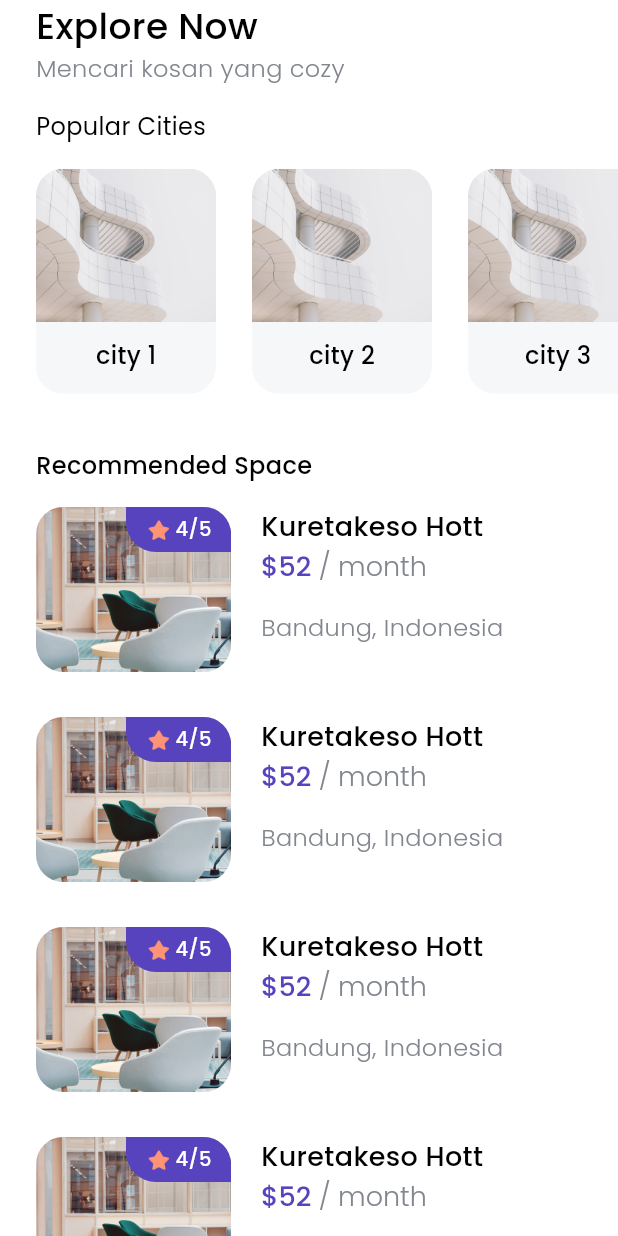
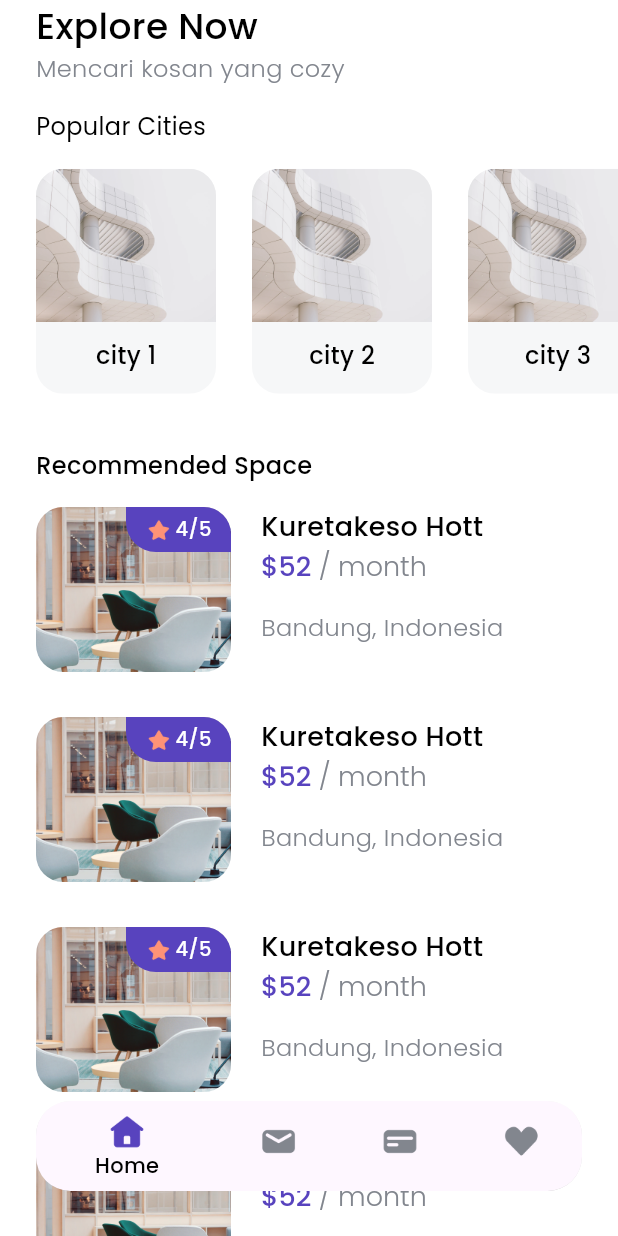
Before and after one commit to AsakaLynux/cozy_house_app, a Flutter app: the screen it shows after launch, on a phone screen of 412 x 824 dp. Run offline on Flutter 3.47's test engine with Material 3 defaults, Android fonts, the phone set to English and light mode, and no system bars; our stand-ins replace go_router, google_fonts.

Commit message:
Done development bottom navigation bar

```diff
--- a/lib/view/main/widgets/main_screen.dart
+++ b/lib/view/main/widgets/main_screen.dart
@@ -1,3 +1,4 @@
+import 'package:cozy_house_app/view/core/themes/fonts.dart';
 import 'package:flutter/material.dart';
 
 import '../../core/themes/colors.dart';
@@ -6,19 +7,147 @@ import '../../home/widgets/home_screen.dart';
 import '../../mail/widgets/mail_screen.dart';
 import '../../wallet/widgets/wallet_screen.dart';
 
-class MainScreen extends StatelessWidget {
+class MainScreen extends StatefulWidget {
   const MainScreen({super.key});
 
   @override
+  State<MainScreen> createState() => _MainScreenState();
+}
+
+class _MainScreenState extends State<MainScreen> with TickerProviderStateMixin {
+  late PageController _pageViewController;
+  late TabController _tabController;
+  int _currentPageIndex = 0;
+
+  @override
+  void initState() {
+    super.initState();
+    _pageViewController = PageController();
+    _tabController = TabController(length: 4, vsync: this);
+  }
+
+  @override
+  void dispose() {
+    super.dispose();
+    _pageViewController.dispose();
+    _tabController.dispose();
+  }
+
+  void _handlePageViewChanged(int currentPageIndex) {
+    _tabController.index = currentPageIndex;
+    setState(() {
+      _currentPageIndex = currentPageIndex;
+    });
+  }
+
+  void _updateCurrentPageIndex(int index) {
+    _tabController.index = index;
+    _pageViewController.animateToPage(
+      index,
+      duration: const Duration(milliseconds: 400),
+      curve: Curves.easeInOut,
+    );
+  }
+
+  @override
   Widget build(BuildContext context) {
+    Widget bottomNavigationBar() {
+      return Align(
+        alignment: Alignment.bottomCenter,
+        child: Container(
+          margin: const EdgeInsets.only(left: 24, right: 24, bottom: 30),
+          child: ClipRRect(
+            borderRadius: BorderRadius.circular(23),
+            child: BottomNavigationBar(
+              currentIndex: _currentPageIndex,
+              onTap: (value) => _updateCurrentPageIndex(value),
+              selectedItemColor: blackColor,
+              backgroundColor: cardBackgroundColor,
+              selectedLabelStyle: blackTextStyle,
+              items: [
+                BottomNavigationBarItem(
+                  icon: Image.asset(
+                    "assets/icon_home.png",
+                    width: 26,
+                    height: 26,
+                    color: greyColor,
+                  ),
+                  activeIcon: Image.asset(
+                    "assets/icon_home.png",
+                    width: 26,
+                    height: 26,
+                    color: purpleColor,
+                  ),
+                  label: "Home",
+                ),
+                BottomNavigationBarItem(
+                  icon: Image.asset(
+                    "assets/icon_mail.png",
+                    width: 26,
+                    height: 26,
+                    color: greyColor,
+                  ),
+                  activeIcon: Image.asset(
+                    "assets/icon_mail.png",
+                    width: 26,
+                    height: 26,
+                    color: purpleColor,
+                  ),
+                  label: "Mail",
+                ),
+                BottomNavigationBarItem(
+                  icon: Image.asset(
+                    "assets/icon_card.png",
+                    width: 26,
+                    height: 26,
+                    color: greyColor,
+                  ),
+                  activeIcon: Image.asset(
+                    "assets/icon_card.png",
+                    width: 26,
+                    height: 26,
+                    color: purpleColor,
+                  ),
+                  label: "Card",
+                ),
+                BottomNavigationBarItem(
+                  icon: Image.asset(
+                    "assets/icon_love.png",
+                    width: 26,
+                    height: 26,
+                    color: greyColor,
+                  ),
+                  activeIcon: Image.asset(
+                    "assets/icon_love.png",
+                    width: 26,
+                    height: 26,
+                    color: purpleColor,
+                  ),
+                  label: "Favourite",
+                )
+              ],
+            ),
+          ),
+        ),
+      );
+    }
+
     return Scaffold(
       backgroundColor: whiteColor,
-      body: PageView(
+      // bottomNavigationBar: bottomNavigationBar(),
+      body: Stack(
         children: [
-          HomeScreen(),
-          MailScreen(),
-          WalletScreen(),
-          FavouriteScreen()
+          PageView(
+            controller: _pageViewController,
+            onPageChanged: _handlePageViewChanged,
+            children: [
+              HomeScreen(),
+              MailScreen(),
+              WalletScreen(),
+              FavouriteScreen()
+            ],
+          ),
+          bottomNavigationBar(),
         ],
       ),
     );
```
